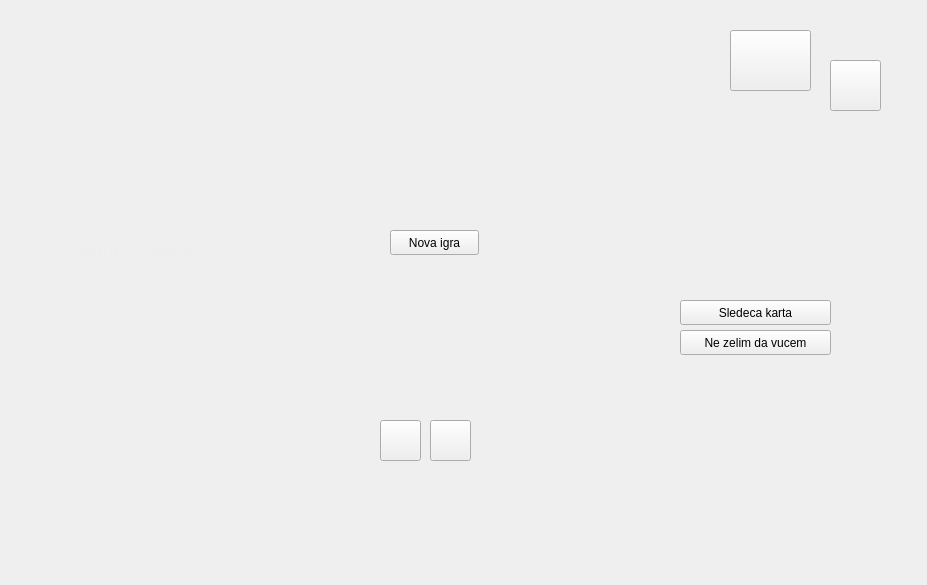
MATF-RS19/RS003-casino, file kazino/black_jack.ui: the form before one commit.
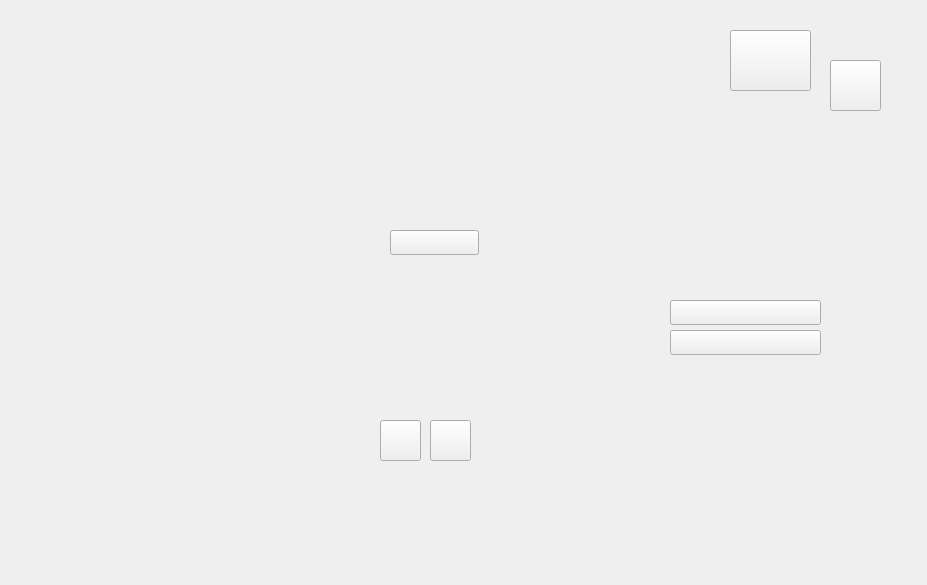
The form after the commit.

Diff of the .ui file:
```diff
--- a/kazino/black_jack.ui
+++ b/kazino/black_jack.ui
@@ -16,7 +16,7 @@
   <widget class="QLabel" name="karta_igraca_1">
    <property name="geometry">
     <rect>
-     <x>420</x>
+     <x>480</x>
      <y>310</y>
      <width>61</width>
      <height>81</height>
@@ -42,27 +42,27 @@
   <widget class="QPushButton" name="sledeca_karta">
    <property name="geometry">
     <rect>
-     <x>680</x>
+     <x>670</x>
      <y>300</y>
      <width>151</width>
      <height>25</height>
     </rect>
    </property>
    <property name="text">
-    <string>Sledeca karta</string>
+    <string/>
    </property>
   </widget>
   <widget class="QPushButton" name="ne_zelim">
    <property name="geometry">
     <rect>
-     <x>680</x>
+     <x>670</x>
      <y>330</y>
      <width>151</width>
      <height>25</height>
     </rect>
    </property>
    <property name="text">
-    <string>Ne zelim da vucem</string>
+    <string/>
    </property>
   </widget>
   <widget class="QPushButton" name="podeli">
@@ -84,7 +84,7 @@
   <widget class="QLabel" name="karta_igraca_2">
    <property name="geometry">
     <rect>
-     <x>330</x>
+     <x>390</x>
      <y>310</y>
      <width>61</width>
      <height>81</height>
@@ -97,7 +97,7 @@
   <widget class="QLabel" name="karta_igraca_4">
    <property name="geometry">
     <rect>
-     <x>520</x>
+     <x>580</x>
      <y>310</y>
      <width>61</width>
      <height>81</height>
@@ -110,7 +110,7 @@
   <widget class="QLabel" name="karta_igraca_3">
    <property name="geometry">
     <rect>
-     <x>240</x>
+     <x>300</x>
      <y>310</y>
      <width>61</width>
      <height>81</height>
@@ -123,7 +123,7 @@
   <widget class="QLabel" name="karta_igraca_5">
    <property name="geometry">
     <rect>
-     <x>150</x>
+     <x>210</x>
      <y>310</y>
      <width>61</width>
      <height>81</height>
@@ -136,7 +136,7 @@
   <widget class="QLabel" name="karta_racunara_4">
    <property name="geometry">
     <rect>
-     <x>530</x>
+     <x>590</x>
      <y>80</y>
      <width>61</width>
      <height>81</height>
@@ -149,7 +149,7 @@
   <widget class="QLabel" name="karta_racunara_5">
    <property name="geometry">
     <rect>
-     <x>160</x>
+     <x>220</x>
      <y>80</y>
      <width>61</width>
      <height>81</height>
@@ -162,7 +162,7 @@
   <widget class="QLabel" name="karta_racunara_2">
    <property name="geometry">
     <rect>
-     <x>340</x>
+     <x>400</x>
      <y>80</y>
      <width>61</width>
      <height>81</height>
@@ -175,7 +175,7 @@
   <widget class="QLabel" name="karta_racunara_1">
    <property name="geometry">
     <rect>
-     <x>430</x>
+     <x>490</x>
      <y>80</y>
      <width>61</width>
      <height>81</height>
@@ -188,7 +188,7 @@
   <widget class="QLabel" name="karta_racunara_3">
    <property name="geometry">
     <rect>
-     <x>250</x>
+     <x>310</x>
      <y>80</y>
      <width>61</width>
      <height>81</height>
@@ -201,7 +201,7 @@
   <widget class="QLabel" name="sakrivena_karta">
    <property name="geometry">
     <rect>
-     <x>340</x>
+     <x>400</x>
      <y>80</y>
      <width>61</width>
      <height>81</height>
@@ -221,7 +221,7 @@
     </rect>
    </property>
    <property name="text">
-    <string>Nova igra</string>
+    <string/>
    </property>
   </widget>
   <widget class="QLabel" name="rezultat">
@@ -266,7 +266,7 @@
   <widget class="QLabel" name="karta_igraca_6">
    <property name="geometry">
     <rect>
-     <x>60</x>
+     <x>120</x>
      <y>310</y>
      <width>61</width>
      <height>81</height>
@@ -279,7 +279,7 @@
   <widget class="QLabel" name="karta_racunara_6">
    <property name="geometry">
     <rect>
-     <x>70</x>
+     <x>130</x>
      <y>80</y>
      <width>61</width>
      <height>81</height>
```
